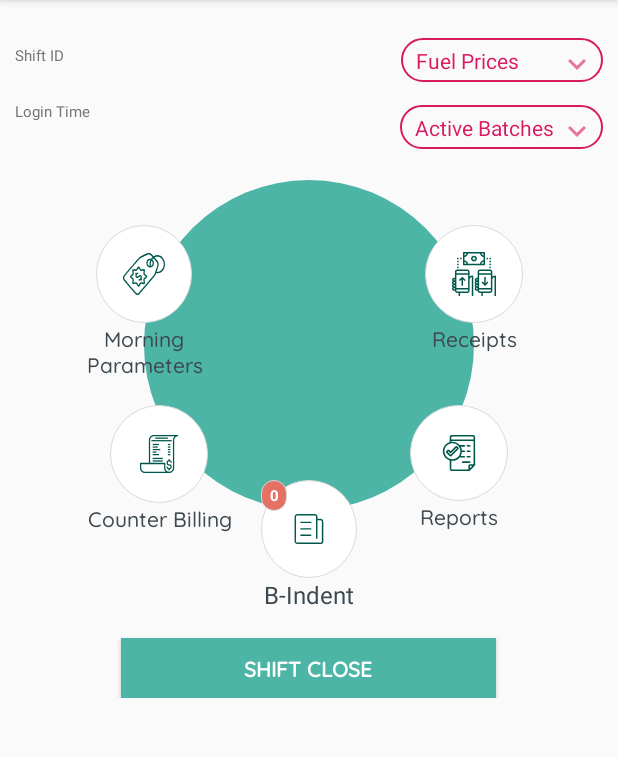
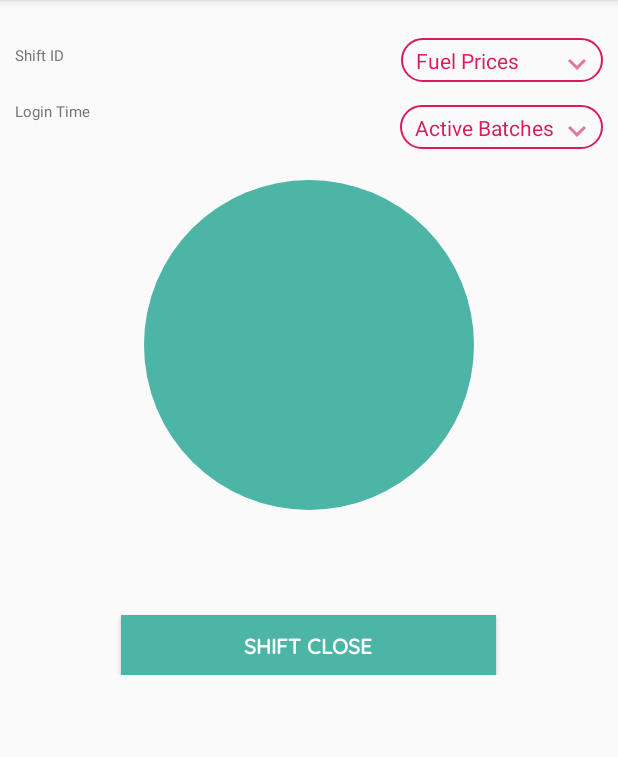
Before and after one commit to SayyedUmar/Fuelware-Manager, an Android app: the MainActivity screen opened directly, with no data from a screen before it, on a phone screen of 412 x 824 dp, the part 84-841 px from its top. Run offline under Robolectric (Android 15) with nearby library versions, the phone set to English and light mode, and no system bars; our stand-ins replace ButterKnife, RxJava; libraries missing offline, so code that uses them is left out: com.jakewharton.retrofit2, com.shashank.sony, dmax.dialog; 14 statements that could not run were skipped.

```diff
--- a/app/src/main/java/com/fuelware/app/fw_manager/activities/MainActivity.java
+++ b/app/src/main/java/com/fuelware/app/fw_manager/activities/MainActivity.java
@@ -143,9 +143,9 @@ public class MainActivity extends SuperActivity
 //        fetchCashiers();
         fetchMorningPrice();
 
-        if(BuildConfig.DEBUG) {
+//        if(BuildConfig.DEBUG) {
             navigationView.getMenu().findItem(R.id.nav_logout).setVisible(true);
-        }
+//        }
         navigationView.getMenu().findItem(R.id.nav_tech_support).setVisible(false);
 
 //        if (!BuildConfig.DEBUG) {
@@ -591,7 +591,7 @@ public class MainActivity extends SuperActivity
                         if (dataArray.length() == 0) {
                             tvActiveBatches.setVisibility(View.GONE);
                         } else{
-                            tvActiveBatches.setVisibility(View.VISIBLE);
+                            tvActiveBatches.setVisibility(View.GONE);
                         }
                         //recyclerView.getAdapter().notifyDataSetChanged();
                     } else {
--- a/app/src/main/java/com/fuelware/app/fw_manager/appconst/AppConst.java
+++ b/app/src/main/java/com/fuelware/app/fw_manager/appconst/AppConst.java
@@ -16,7 +16,7 @@ public class AppConst {
     public static final String NO_INTERNET_MSG = "Please check your internet connection!";
 
     public static final String DEVICE_TYPE = "android";
-    public static final String APP_TYPE = "manager";
+    public static final String APP_TYPE = "manager_P";
 
     public static final String FULL_VERSION_MSG = "This is feature is available only in Full version";
 
--- a/app/src/main/res/layout/content_main.xml
+++ b/app/src/main/res/layout/content_main.xml
@@ -138,6 +138,7 @@
             </LinearLayout>
 
             <LinearLayout
+                android:visibility="gone"
                 android:layout_toLeftOf="@+id/center_layout"
                 android:layout_marginRight="-50dp"
                 android:layout_marginTop="150dp"
@@ -170,6 +171,7 @@
             </LinearLayout>
 
             <LinearLayout
+                android:visibility="gone"
                 android:id="@+id/linlayReceipts"
                 android:layout_toRightOf="@+id/center_layout"
                 android:layout_marginLeft="-50dp"
@@ -227,6 +229,7 @@
             </LinearLayout>
 
             <LinearLayout
+                android:visibility="gone"
                 android:id="@+id/linlayReports"
                 android:layout_below="@+id/center_layout"
                 android:layout_toRightOf="@+id/center_layout"
@@ -272,6 +275,7 @@
                 />
 
             <LinearLayout
+                android:visibility="gone"
                 android:id="@+id/linlayCounterBilling"
                 android:layout_below="@+id/center_layout"
                 android:layout_toRightOf="@+id/center_layout"
@@ -306,6 +310,7 @@
             </LinearLayout>
 
             <LinearLayout
+                android:visibility="gone"
                 android:layout_toRightOf="@+id/center_layout"
                 android:layout_marginLeft="-160dp"
                 android:layout_marginTop="320dp"
--- a/app/src/main/res/menu/activity_main_drawer.xml
+++ b/app/src/main/res/menu/activity_main_drawer.xml
@@ -17,6 +17,7 @@
             android:icon="@drawable/ic_userprofile"
             android:title="Profile" />
         <item
+            android:visible="false"
             android:id="@+id/nav_tools"
             android:icon="@drawable/ic_menu_manage"
             android:title="My Plans" />
@@ -25,10 +26,13 @@
     <item android:title="Communicate">
         <menu>
             <item
+                android:visible="false"
+
                 android:id="@+id/nav_knowledgeCenter"
                 android:icon="@drawable/ic_menu_send"
                 android:title="Knowledge Center" />
             <item
+                android:visible="false"
                 android:id="@+id/nav_tech_support"
                 android:icon="@drawable/ic_menu_share"
                 android:title="Tech Support" />
```
